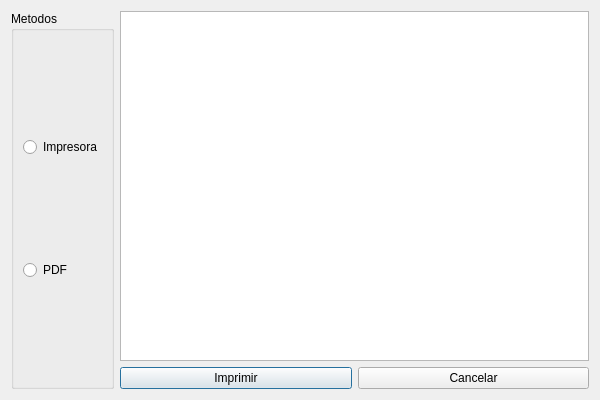
This is ui/imprimirdialog.ui in Abysmal683/proyecto-inventario-de-autos as Qt 5 draws it before an edit. The edited form follows.
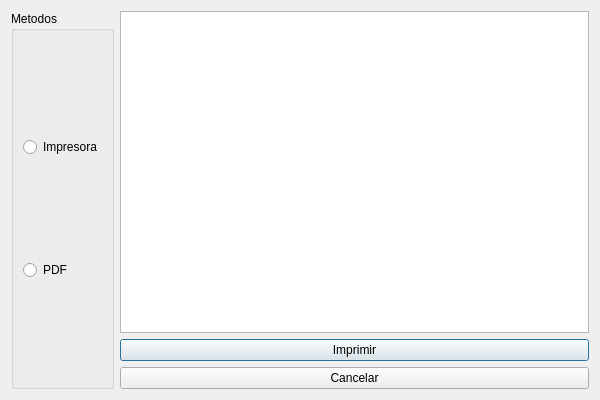
This is the edited form.

What changed in the file:
```diff
--- a/ui/imprimirdialog.ui
+++ b/ui/imprimirdialog.ui
@@ -46,12 +46,43 @@
    <item>
     <layout class="QVBoxLayout" name="verticalLayoutPrevisualizacion">
      <item>
-      <widget class="QGraphicsView" name="graphicsViewPrevisualizacion"/>
+      <widget class="QGraphicsView" name="graphicsViewPrevisualizacion">
+       <property name="minimumSize">
+        <size>
+         <width>150</width>
+         <height>150</height>
+        </size>
+       </property>
+       <property name="maximumSize">
+        <size>
+         <width>16777215</width>
+         <height>16777215</height>
+        </size>
+       </property>
+       <property name="frameShape">
+        <enum>QFrame::Shape::StyledPanel</enum>
+       </property>
+       <property name="transformationAnchor">
+        <enum>QGraphicsView::ViewportAnchor::AnchorUnderMouse</enum>
+       </property>
+       <property name="resizeAnchor">
+        <enum>QGraphicsView::ViewportAnchor::AnchorUnderMouse</enum>
+       </property>
+       <property name="viewportUpdateMode">
+        <enum>QGraphicsView::ViewportUpdateMode::SmartViewportUpdate</enum>
+       </property>
+      </widget>
      </item>
      <item>
-      <layout class="QHBoxLayout" name="horizontalLayoutBotones">
+      <layout class="QVBoxLayout" name="verticalLayout_2">
        <item>
         <widget class="QPushButton" name="pushButtonImprimir">
+         <property name="sizePolicy">
+          <sizepolicy hsizetype="Expanding" vsizetype="Fixed">
+           <horstretch>0</horstretch>
+           <verstretch>0</verstretch>
+          </sizepolicy>
+         </property>
          <property name="text">
           <string>Imprimir</string>
          </property>
@@ -59,6 +90,12 @@
        </item>
        <item>
         <widget class="QPushButton" name="pushButtonCancelar">
+         <property name="sizePolicy">
+          <sizepolicy hsizetype="Expanding" vsizetype="Fixed">
+           <horstretch>0</horstretch>
+           <verstretch>0</verstretch>
+          </sizepolicy>
+         </property>
          <property name="text">
           <string>Cancelar</string>
          </property>
```
